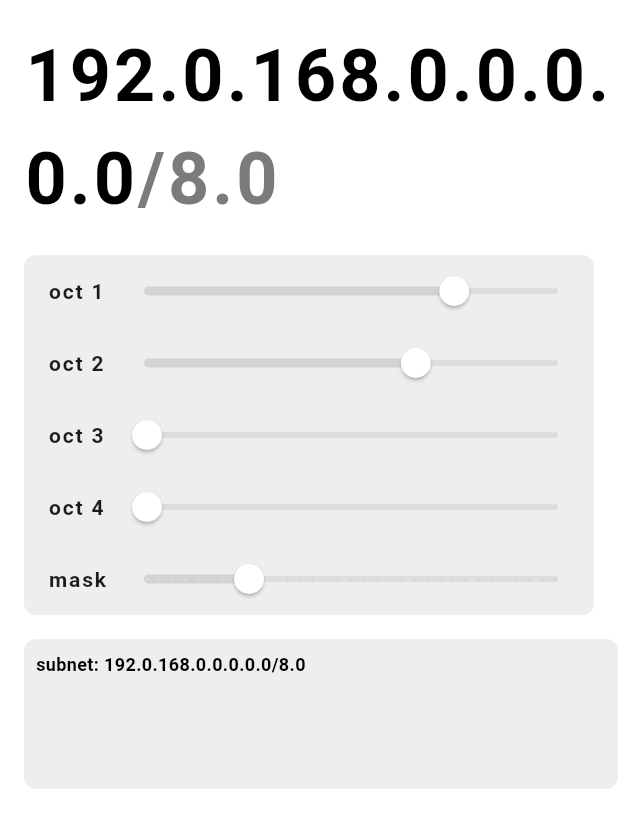
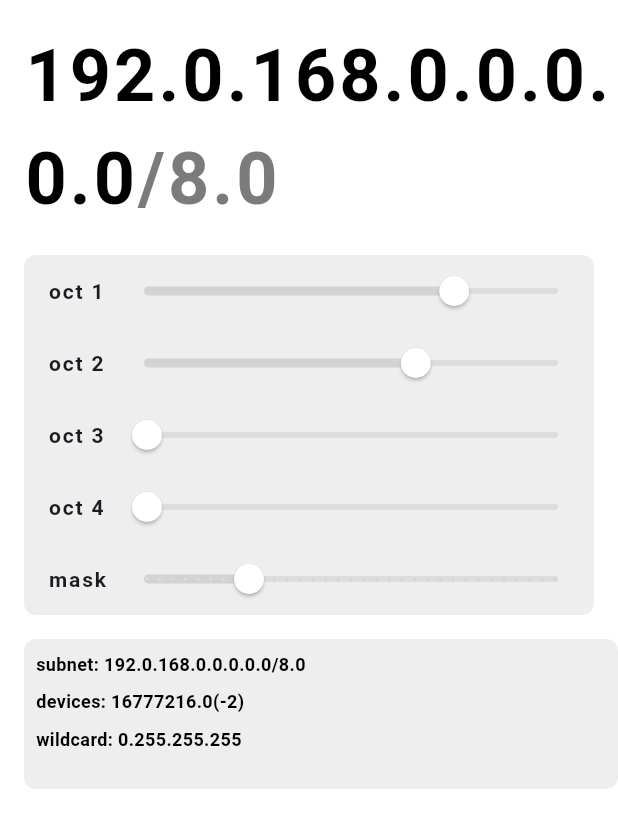
Before and after one commit to ashtondunderdale/subnet-calc, a Flutter app: the screen it shows after launch, on a phone screen of 412 x 824 dp. Shown: the top 828 px of the screen. Run offline on Flutter 3.47's test engine with Material 3 defaults, Android fonts, the light colour scheme and no system bars.

Commit message:
added device count and wildcard calculator

```diff
--- a/networktool/lib/subnet_calculator/subnet_result_box.dart
+++ b/networktool/lib/subnet_calculator/subnet_result_box.dart
@@ -1,3 +1,5 @@
+import 'dart:math';
+
 import 'package:flutter/material.dart';
 
 import '../globals.dart';
@@ -10,6 +12,22 @@ class SubnetResultBox extends StatelessWidget {
   final double octetThree;
   final double octetFour;
   final double mask;
+
+  String calculateSubnetMask(int mask) {
+    List<int> subnetMaskOctets = [];
+
+    for (int i = 0; i < 4; i++) {
+      int onesInOctet = mask >= 8 ? 8 : mask;
+
+      int octetValue = (1 << (8 - onesInOctet)) - 1;
+      subnetMaskOctets.add(octetValue);
+
+      mask -= onesInOctet;
+    }
+
+    return subnetMaskOctets.join('.');
+  }
+
 
   @override
   Widget build(BuildContext context) {
@@ -36,6 +54,28 @@ class SubnetResultBox extends StatelessWidget {
                 ),
               ),
             ),
+            Padding(
+              padding: const EdgeInsets.only(left: 8, top: 8),
+              child: Text(
+                mask < 31 ? "devices: ${pow(2, 32 - mask)}(-2)" : "devices: ${pow(2, 32 - mask)}",
+                style: const TextStyle(
+                  color: Colors.black,
+                  fontSize: 12,
+                  fontWeight: FontWeight.bold,
+                ),
+              ),
+            ),
+            Padding(
+              padding: const EdgeInsets.only(left: 8, top: 8),
+              child: Text(
+                "wildcard: ${calculateSubnetMask(mask.toInt())}",
+                style: const TextStyle(
+                  color: Colors.black,
+                  fontSize: 12,
+                  fontWeight: FontWeight.bold,
+                ),
+              ),
+            ),
           ],
         ),
       ),
```
